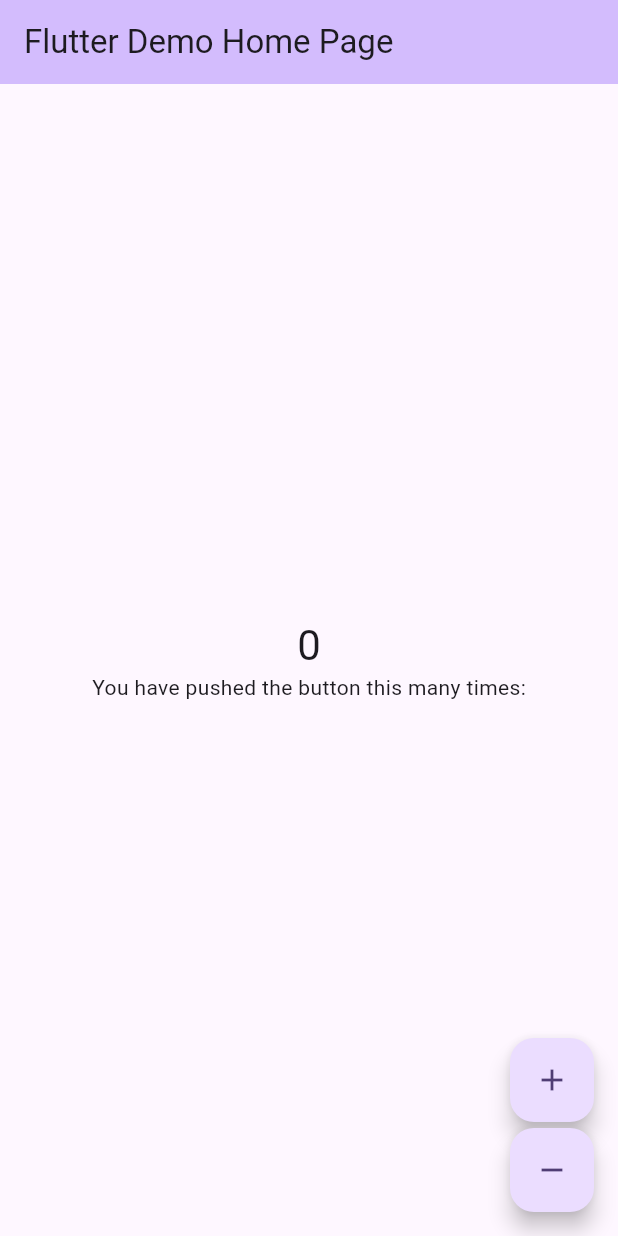
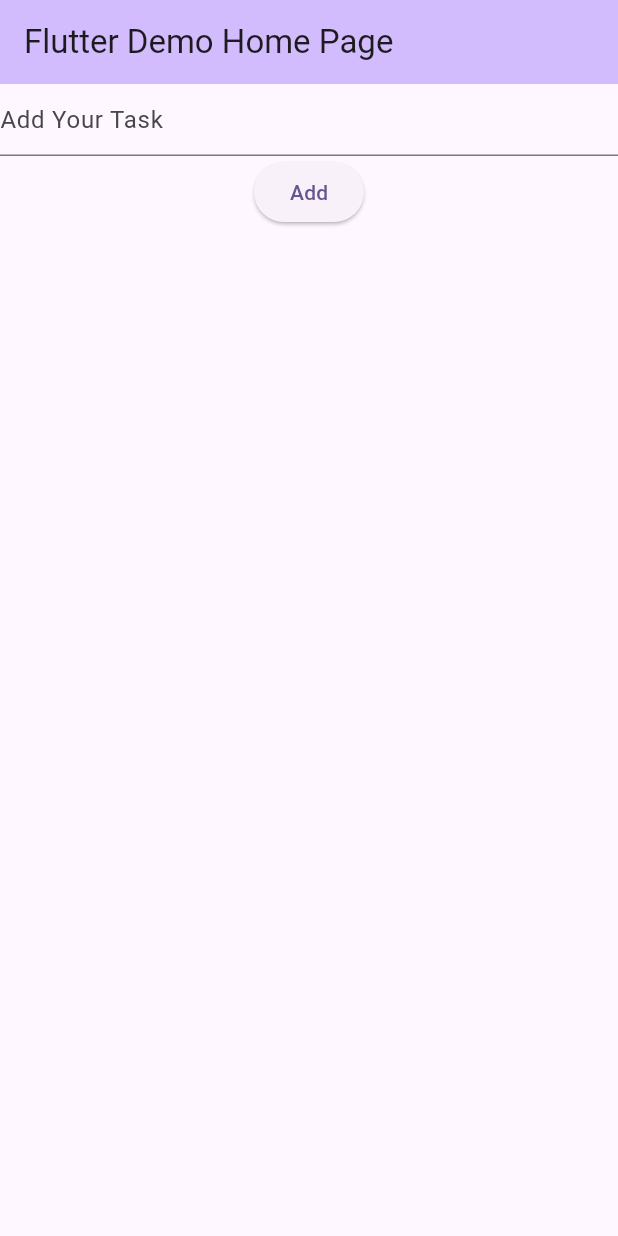
Before and after one commit to yousefemadkhazbak183/Flutter_Bloc-Cubit, a Flutter app: the screen it shows after launch, on a phone screen of 412 x 824 dp. Run offline on Flutter 3.47's test engine with Material 3 defaults, Android fonts, the phone set to English and light mode, and no system bars; our stand-ins replace equatable, flutter_bloc.

Commit message:
- Simple todo app by using cubit.

```diff
--- a/lib/controllers/bloc/counter_bloc.dart
+++ /dev/null
@@ -1,15 +0,0 @@
-import 'package:bloc_cubit/controllers/bloc/counter_event.dart';
-import 'package:flutter_bloc/flutter_bloc.dart';
-
-part 'counter_state.dart';
-
-class CounterBloc extends Bloc<CounterEvent, CounterState> {
-  CounterBloc() : super(CounterInitState()) {
-    on<IncrementEvent>((event, emit) {
-      emit(CounterUpdateState(state.count + 1));
-    });
-    on<DecrementEvent>((event, emit) {
-      emit(CounterUpdateState(state.count - 1));
-    });
-  }
-}
--- a/lib/controllers/bloc/counter_event.dart
+++ /dev/null
@@ -1,5 +0,0 @@
-sealed class CounterEvent {}
-
-class IncrementEvent extends CounterEvent {}
-
-class DecrementEvent extends CounterEvent {}
--- a/lib/controllers/bloc/counter_state.dart
+++ /dev/null
@@ -1,15 +0,0 @@
-part of 'counter_bloc.dart';
-
-sealed class CounterState {
-  final int count;
-
-  CounterState(this.count);
-}
-
-class CounterInitState extends CounterState {
-  CounterInitState() : super(0);
-}
-
-class CounterUpdateState extends CounterState {
-  CounterUpdateState(super.count);
-}
--- a/lib/controllers/cubit/counter_state.dart
+++ /dev/null
@@ -1,15 +0,0 @@
-part of 'counter_cubit.dart';
-
-sealed class CounterState {
-  final int count;
-  CounterState(this.count);
-}
-
-class CounterInitState extends CounterState {
-  CounterInitState(): super(0);
-}
-
-class CounterUpdateState extends CounterState {
-  CounterUpdateState(super.count);
-
-}
--- /dev/null
+++ b/lib/controllers/tasks_cubit.dart
@@ -0,0 +1,32 @@
+import 'package:bloc_cubit/models/tasks_model.dart';
+import 'package:equatable/equatable.dart';
+import 'package:flutter_bloc/flutter_bloc.dart';
+import 'package:meta/meta.dart';
+import 'package:uuid/uuid.dart';
+
+part 'tasks_state.dart';
+
+class TasksCubit extends Cubit<TasksState> {
+  TasksCubit() : super(TasksInitial());
+
+  addTask(String title) {
+    final model = TasksModel(id: Uuid().v4(), title: title, isCompleted: false);
+    emit(UpdateTasks([...state.tasks, model]));
+  }
+
+  removeTask(String id) {
+    final List<TasksModel> newList =
+        state.tasks.where((task) => task.id != id).toList();
+    emit(UpdateTasks(newList));
+  }
+
+  toggleTask(String id) {
+    final List<TasksModel> newList =
+        state.tasks.map((task) {
+          return task.id == id
+              ? task.copyWith(isCompleted: !task.isCompleted)
+              : task;
+        }).toList();
+    emit(UpdateTasks(newList));
+  }
+}
--- /dev/null
+++ b/lib/controllers/tasks_state.dart
@@ -0,0 +1,19 @@
+part of 'tasks_cubit.dart';
+
+@immutable
+sealed class TasksState extends Equatable {
+  final List<TasksModel> tasks;
+
+  const TasksState(this.tasks);
+
+  @override
+  List<Object?> get props => [tasks];
+}
+
+final class TasksInitial extends TasksState {
+  TasksInitial() : super([]);
+}
+
+final class UpdateTasks extends TasksState {
+  const UpdateTasks(super.tasks);
+}
--- a/lib/main.dart
+++ b/lib/main.dart
@@ -17,7 +17,7 @@ class MyApp extends StatelessWidget {
 
         colorScheme: ColorScheme.fromSeed(seedColor: Colors.deepPurple),
       ),
-      home: const MyHomePage(title: 'Flutter Demo Home Page'),
+      home: MyHomePage(title: 'Flutter Demo Home Page'),
     );
   }
 }
--- /dev/null
+++ b/lib/models/tasks_model.dart
@@ -0,0 +1,25 @@
+import 'package:equatable/equatable.dart';
+
+class TasksModel extends Equatable {
+  final String id;
+  final String title;
+  final bool isCompleted;
+
+  TasksModel({
+    required this.id,
+    required this.title,
+    required this.isCompleted,
+  });
+
+  @override
+  // TODO: implement props
+  List<Object?> get props => [id, title, isCompleted];
+
+  TasksModel copyWith({String? id, String? title, bool? isCompleted}) {
+    return TasksModel(
+      id: id ?? this.id,
+      title: title ?? this.title,
+      isCompleted: isCompleted ?? this.isCompleted,
+    );
+  }
+}
--- a/lib/ui/home_page.dart
+++ b/lib/ui/home_page.dart
@@ -1,65 +1,66 @@
-import 'package:bloc_cubit/controllers/bloc//counter_bloc.dart';
-import 'package:bloc_cubit/controllers/bloc/counter_event.dart';
+import 'package:bloc_cubit/controllers/tasks_cubit.dart';
 import 'package:flutter/material.dart';
 import 'package:flutter_bloc/flutter_bloc.dart';
 
 class MyHomePage extends StatelessWidget {
-
   final String title;
 
-  const MyHomePage({super.key, required this.title});
+  final TextEditingController textEditingController = TextEditingController();
+
+  MyHomePage({super.key, required this.title});
 
   @override
   Widget build(BuildContext context) {
-
-    return BlocProvider(
-      create: (context) => CounterBloc(),
-
-      child: Scaffold(
+    return Scaffold(
       appBar: AppBar(
         backgroundColor: Theme.of(context).colorScheme.inversePrimary,
         title: Text(title),
       ),
-            body: Center(
-              child: Column(
-                mainAxisAlignment: MainAxisAlignment.center,
-                children: <Widget>[
-                  BlocBuilder<CounterBloc, CounterState>(
-                    builder: (context, state){
-                      return Text(
-                      state.count.toString(),
-                      style: Theme.of(context).textTheme.headlineMedium,
+      body: BlocProvider(
+        create: (context) => TasksCubit(),
+        child: BlocBuilder<TasksCubit, TasksState>(
+          builder: (context, state) {
+            final controller = context.read<TasksCubit>();
+            return Column(
+              children: [
+                TextField(
+                  controller: textEditingController,
+                  decoration: InputDecoration(hintText: 'Add Your Task'),
+                ),
+                ElevatedButton(
+                  onPressed: () {
+                    if (textEditingController.text.isEmpty) return;
+                    controller.addTask(textEditingController.text);
+                    textEditingController.clear();
+                  },
+                  child: Text('Add'),
+                ),
+                Expanded(
+                  child: ListView.builder(
+                    itemCount: state.tasks.length,
+                    itemBuilder: (BuildContext context, int index) {
+                      return ListTile(
+                        title: Text(state.tasks[index].title),
+                        leading: Checkbox(
+                          value: state.tasks[index].isCompleted,
+                          onChanged: (value) {
+                            controller.toggleTask(state.tasks[index].id);
+                          },
+                        ),
+                        trailing: IconButton(
+                          onPressed: () {
+                            controller.removeTask(state.tasks[index].id);
+                          },
+                          icon: Icon(Icons.delete),
+                        ),
                       );
-                    }
-                  ),
-                  const Text('You have pushed the button this many times:'),
-                ],
+                    },
                   ),
                 ),
-          floatingActionButton: BlocBuilder<CounterBloc, CounterState>(
-              builder: (context, state) {
-                return Column(
-                mainAxisAlignment: MainAxisAlignment.end,
-               children: [
-                FloatingActionButton(onPressed: ((){
-                  context.read<CounterBloc>().add(IncrementEvent());
-                }),
-                tooltip: 'Increment',
-                 child: Icon(Icons.add),
-                ),
-                SizedBox(height: 4,),
-                FloatingActionButton(onPressed: (){
-                  context.read<CounterBloc>().add(DecrementEvent());
-                },
-                tooltip: 'Decrement',
-                 child: Icon(Icons.remove
-                ),)
               ],
-
             );
           },
-
-            )
+        ),
       ),
     );
   }
--- a/pubspec.yaml
+++ b/pubspec.yaml
@@ -29,9 +29,11 @@ environment:
 # versions available, run `flutter pub outdated`.
 dependencies:
   cupertino_icons: ^1.0.8
+  equatable: ^2.0.7
   flutter:
     sdk: flutter
   flutter_bloc: ^9.1.0
+  uuid: ^4.5.1
 
 dev_dependencies:
 
```
Also changed, not shown: lib/controllers/cubit/counter_cubit.dart (deleted, +0 -19 lines), pubspec.lock. Lines whose indentation alone changed are shown as unchanged.
